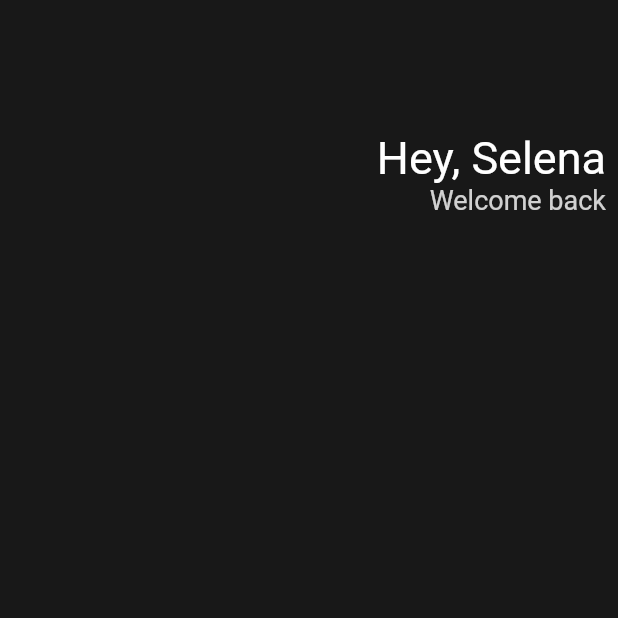
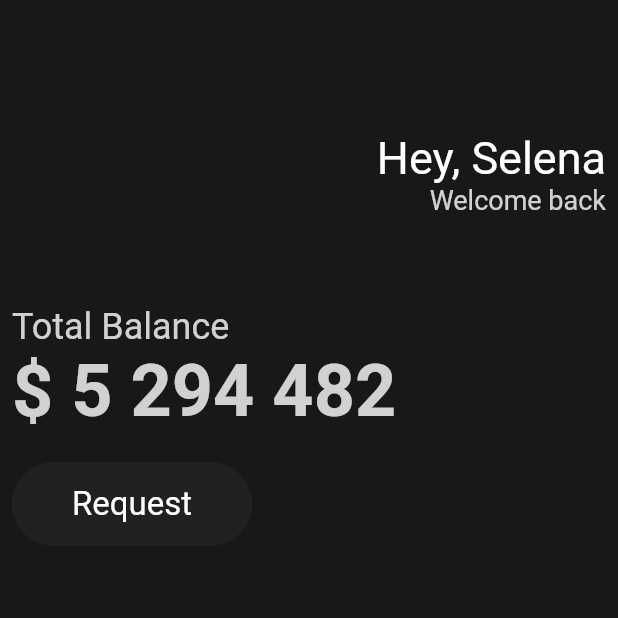
Before and after one commit to kacian93/practice_flutter, a Flutter app: the screen it shows after launch, on a phone screen of 412 x 824 dp, the top half of it. Run offline on Flutter 3.47's test engine with Material 2 defaults, Android fonts, the phone set to English and light mode, and no system bars.

Commit message:
flutter app - normad corder 2nd

```diff
--- a/lib/main.dart
+++ b/lib/main.dart
@@ -15,8 +15,11 @@ class MyApp extends StatelessWidget {
         body: Padding(
           padding: const EdgeInsets.all(8.0),
           child: Column(
+            crossAxisAlignment: CrossAxisAlignment.start,
             children: [
-              SizedBox(height: 80,),
+              SizedBox(
+                height: 80,
+              ),
               Row(
                 mainAxisAlignment: MainAxisAlignment.end,
                 children: [
@@ -29,10 +32,52 @@ class MyApp extends StatelessWidget {
                       ),
                       Text(
                         'Welcome back',
-                        style: TextStyle(color: Colors.white.withOpacity(0.8) , fontSize: 18),
+                        style: TextStyle(
+                            color: Colors.white.withOpacity(0.8), fontSize: 18),
                       ),
                     ],
                   )
+                ],
+              ),
+              SizedBox(
+                height: 60,
+              ),
+              Text(
+                'Total Balance',
+                style: TextStyle(
+                  fontSize: 24,
+                  color: Colors.white.withOpacity(0.8),
+                ),
+              ),
+              Text(
+                '\$ 5 294 482',
+                style: TextStyle(
+                  fontSize: 48,
+                  fontWeight: FontWeight.w600,
+                  color: Colors.white.withOpacity(0.8),
+                ),
+              ),
+              SizedBox(
+                height: 20,
+              ),
+              Row(
+                mainAxisAlignment: MainAxisAlignment.spaceBetween,
+                children: [
+                  Container(
+                    decoration: BoxDecoration(
+                        color: Color(0xFF1F2123),
+                        borderRadius: BorderRadius.circular(45)),
+                    child: Padding(
+                      padding: const EdgeInsets.symmetric(
+                        vertical: 15,
+                        horizontal: 40,
+                      ),
+                      child: Text(
+                        'Request',
+                        style: TextStyle(color : Colors.white,fontSize: 22),
+                      ),
+                    ),
+                  ),
                 ],
               )
             ],
```
Also changed, not shown: lib/button.dart (added, +29 -0 lines).
